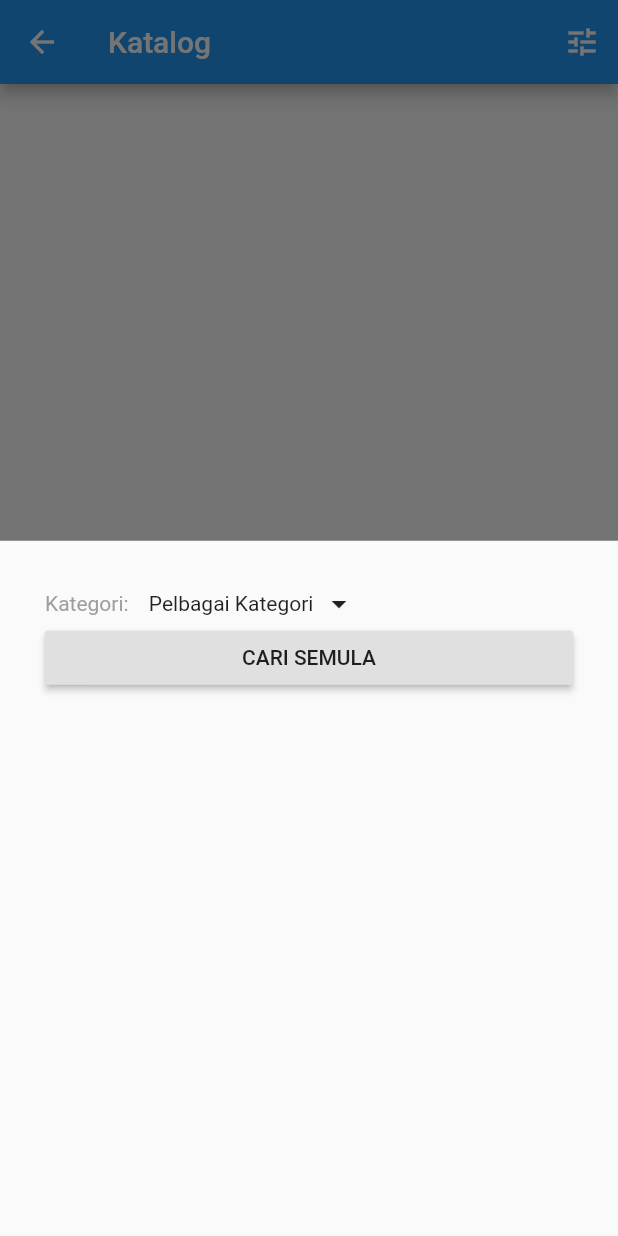
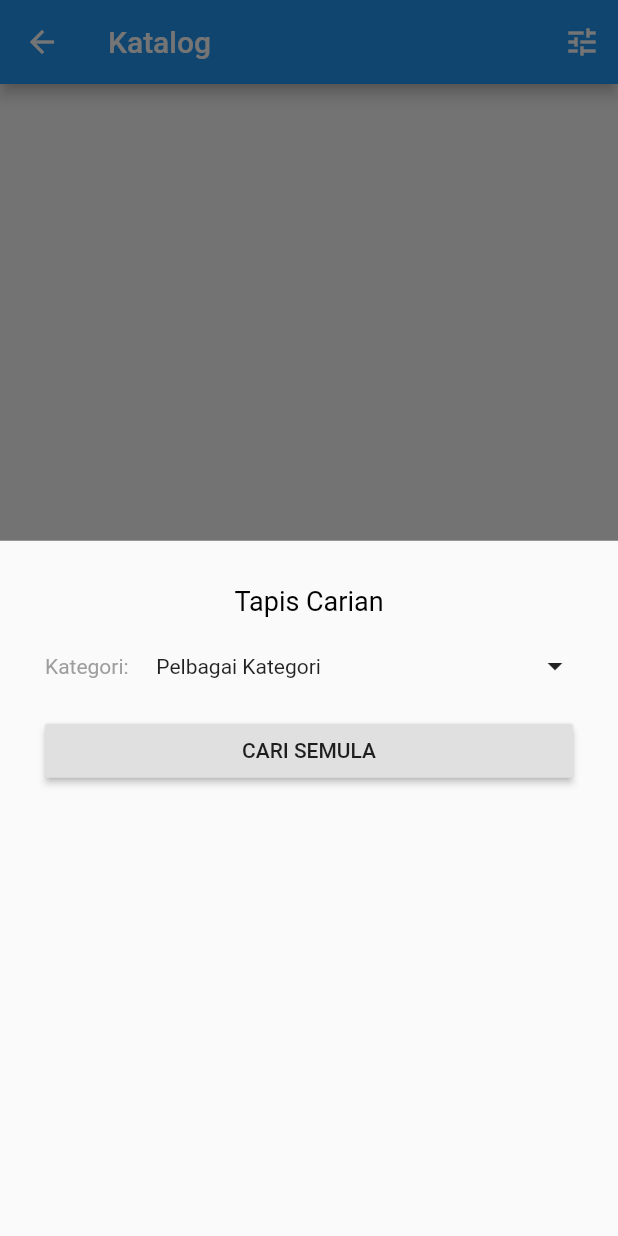
Before and after one commit to arma7x/ci_store, a Flutter app: the CatalogPage screen opened directly, after a tap on the "tune" icon, on a phone screen of 412 x 824 dp. Run offline on Flutter 3.47's test engine with Material 2 defaults, Android fonts, the phone set to English and light mode, and no system bars; our stand-ins replace cached_network_image, flutter_html, shared_preferences; accounts and stored records are empty; network calls fail; project files that could hold a hidden picture were left out.

Commit message:
daily update flutter app

```diff
--- a/litestore/lib/navigation/screens/catalog.dart
+++ b/litestore/lib/navigation/screens/catalog.dart
@@ -132,7 +132,12 @@ class _CatalogPageState extends State<CatalogPage> {
      return PopupMenuButton(
       initialValue: this._initValueCategory,
       onSelected: _onSelectCategory,
-      child: new Icon(Icons.arrow_drop_down),
+      child: new Container(child: new Row(
+        children: <Widget>[
+          new Expanded(child: Text(this._initValueCategoryName)),
+          new Icon(Icons.arrow_drop_down),
+        ]
+      ), height: 65.0,),
       itemBuilder: (context) {
         List<PopupMenuItem> items = List();
         for (var item in this._categoryFilter) {
@@ -150,13 +155,14 @@ class _CatalogPageState extends State<CatalogPage> {
           padding: const EdgeInsets.all(30.0),
           child: Column(
             children: <Widget>[
+              Text('Tapis Carian', style: TextStyle(color: Colors.black, fontSize: 18)),
               Row(
                 children: <Widget>[
                   Text('Kategori: ', style: TextStyle(color: Colors.grey)),
                   SizedBox(width: 10),
-                  Text(this._initValueCategoryName),
+                  //Text(this._initValueCategoryName),
                   SizedBox(width: 5),
-                  _CategoryPopup(),
+                  new Expanded(child: _CategoryPopup()),
                 ]
               ),
               RaisedButton(
```
